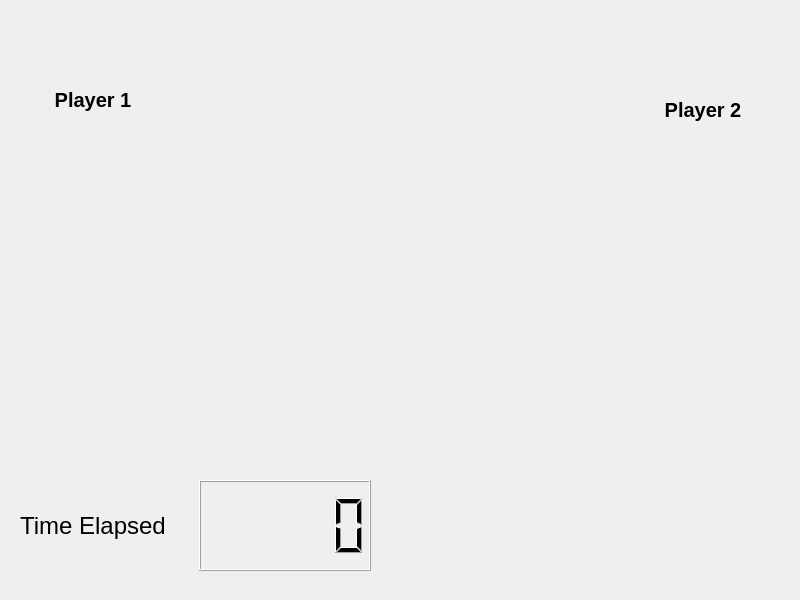
First picture: the form in playpage.ui, repository SenuraMalaka/CrossTheGameQT, before the edit.
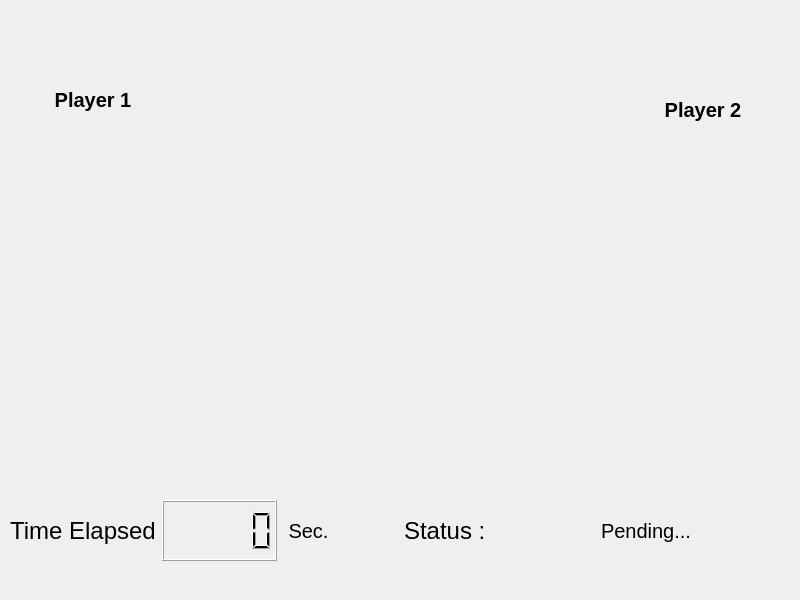
Second picture: the form after the edit. Icons and pictures are not drawn.

Commit message: added the draw functionality and displayed msgs on game ending

What changed in the file:
```diff
--- a/playpage.ui
+++ b/playpage.ui
@@ -348,16 +348,15 @@
   <widget class="QWidget" name="">
    <property name="geometry">
     <rect>
-     <x>20</x>
-     <y>480</y>
-     <width>351</width>
-     <height>91</height>
+     <x>10</x>
+     <y>500</y>
+     <width>781</width>
+     <height>61</height>
     </rect>
    </property>
+   <layout class="QHBoxLayout" name="horizontalLayout_6">
+    <item>
    <layout class="QHBoxLayout" name="horizontalLayout_4">
-    <property name="rightMargin">
-     <number>0</number>
-    </property>
     <item>
      <widget class="QLabel" name="labelTime">
       <property name="font">
@@ -373,8 +372,61 @@
     <item>
      <widget class="QLCDNumber" name="lcdNumberTime"/>
     </item>
-   </layout>
-  </widget>
+      <item>
+       <widget class="QLabel" name="labelTimeSec">
+        <property name="font">
+         <font>
+          <pointsize>15</pointsize>
+         </font>
+        </property>
+        <property name="text">
+         <string> Sec.</string>
+        </property>
+       </widget>
+      </item>
+     </layout>
+    </item>
+    <item>
+     <layout class="QHBoxLayout" name="horizontalLayout_5">
+      <item>
+       <widget class="QLabel" name="labelStatus">
+        <property name="font">
+         <font>
+          <pointsize>18</pointsize>
+         </font>
+        </property>
+        <property name="text">
+         <string>Status :</string>
+        </property>
+       </widget>
+      </item>
+      <item>
+       <widget class="QLabel" name="labelStatusInfo">
+        <property name="font">
+         <font>
+          <pointsize>15</pointsize>
+         </font>
+        </property>
+        <property name="text">
+         <string>Pending...</string>
+        </property>
+       </widget>
+      </item>
+     </layout>
+    </item>
+   </layout>
+  </widget>
+  <zorder>labelArrowRed_P1</zorder>
+  <zorder>labelArrowRed_P2</zorder>
+  <zorder>layoutWidget</zorder>
+  <zorder>layoutWidget</zorder>
+  <zorder>layoutWidget</zorder>
+  <zorder>lcdNumberTime</zorder>
+  <zorder>labelTime</zorder>
+  <zorder>labelTimeSec</zorder>
+  <zorder>labelTimeSec</zorder>
+  <zorder>labelStatus</zorder>
+  <zorder>labelStatusInfo</zorder>
  </widget>
  <resources>
   <include location="images.qrc"/>
```
Lines whose indentation alone changed are shown as unchanged. The commit also changes 2 other files.
